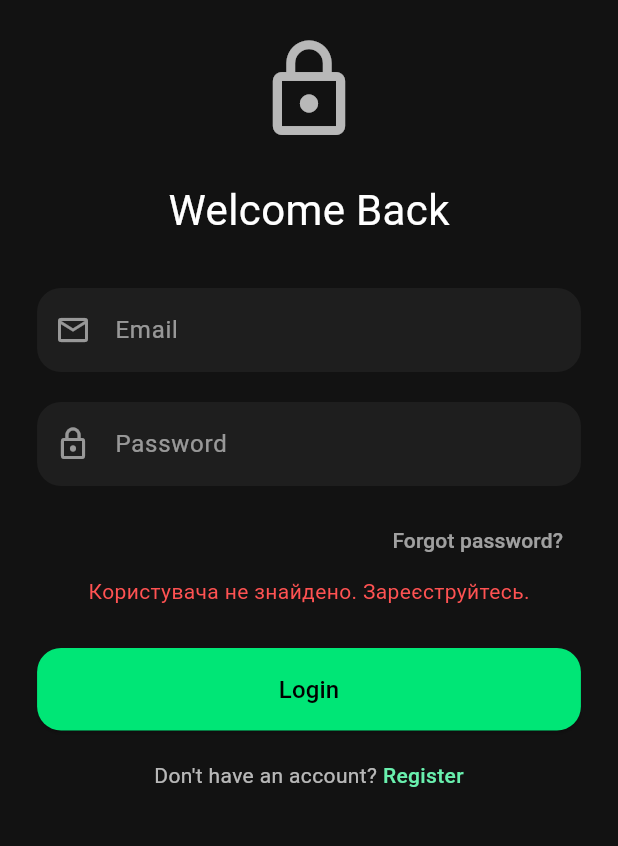
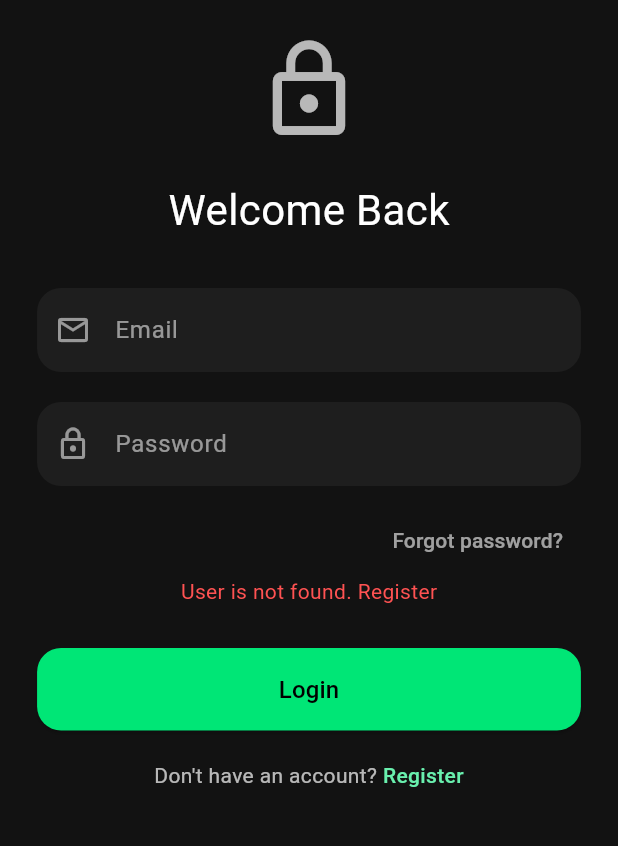
Before and after one commit to rikalkura/Labs_Mobile, a Flutter app: the screen it shows after launch, after a tap on "Login", on a phone screen of 412 x 824 dp, the part 84-930 px from its top. Run offline on Flutter 3.47's test engine with Material 3 defaults, Android fonts, the phone set to English and light mode, and no system bars; our stand-ins replace shared_preferences.

Commit message:
lab_3: logout feature updated. v.0.2.0

```diff
--- a/lib/src/screens/auth/login_page.dart
+++ b/lib/src/screens/auth/login_page.dart
@@ -112,13 +112,13 @@ class _LoginPageState extends State<LoginPage> {
 
                             final savedUser = await storage.getUser();
                             if (savedUser == null) {
-                              setState(() => errorMessage = 'Користувача не знайдено. Зареєструйтесь.');
+                              setState(() => errorMessage = 'User is not found. Register');
                               return;
                             }
 
                             if (savedUser['email'] != enteredEmail ||
                                 savedUser['password'] != enteredPassword) {
-                              setState(() => errorMessage = 'Невірна пошта або пароль');
+                              setState(() => errorMessage = 'Incorrect email or password');
                               return;
                             }
 
--- a/lib/src/screens/home/profile_page.dart
+++ b/lib/src/screens/home/profile_page.dart
@@ -70,7 +70,6 @@ class _ProfilePageState extends State<ProfilePage> {
             icon: const Icon(Icons.logout_rounded, color: Colors.white),
             tooltip: 'Logout',
             onPressed: () {
-              storage.deleteUser();
               Navigator.pushNamedAndRemoveUntil(context, '/', (_) => false);
             },
           ),
```
